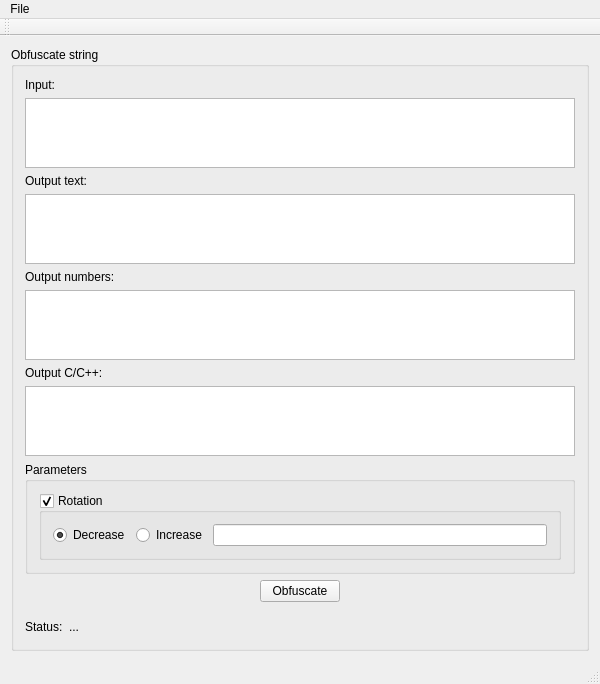
Before: the Qt Designer form DumbObfuscator/DumbObfuscator.ui in killdaclick/DumbObfuscator, drawn with Qt 5.
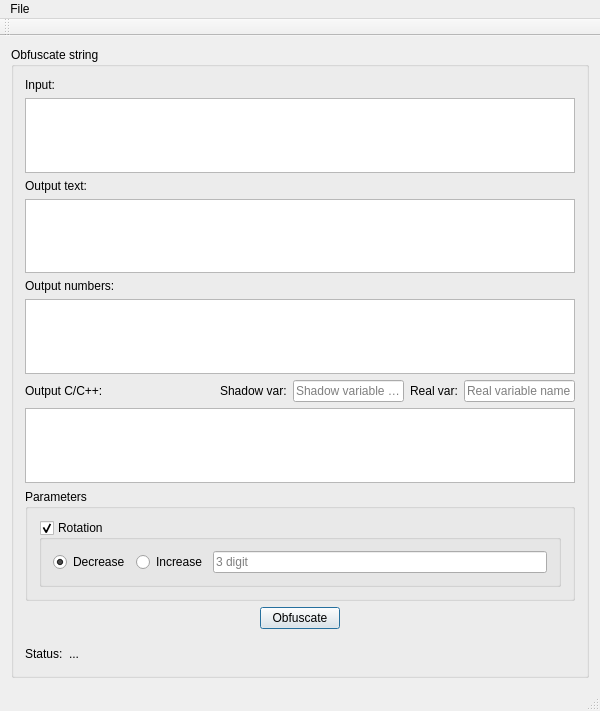
After: the same form once the commit is applied.

Commit message: Poprawki na bledne dzialanie gdy wartosc jedno znakowa hex nie miala przedrostka 0. Oraz inne ulepszenia.

```diff
--- a/DumbObfuscator/DumbObfuscator.ui
+++ b/DumbObfuscator/DumbObfuscator.ui
@@ -7,7 +7,7 @@
     <x>0</x>
     <y>0</y>
     <width>600</width>
-    <height>641</height>
+    <height>711</height>
    </rect>
   </property>
   <property name="windowTitle">
@@ -29,7 +29,14 @@
         </widget>
        </item>
        <item>
-        <widget class="QPlainTextEdit" name="inputEdit"/>
+        <widget class="QPlainTextEdit" name="inputEdit">
+         <property name="documentTitle">
+          <string/>
+         </property>
+         <property name="plainText">
+          <string/>
+         </property>
+        </widget>
        </item>
        <item>
         <widget class="QLabel" name="label_2">
@@ -56,11 +63,59 @@
         <widget class="QPlainTextEdit" name="outputNum"/>
        </item>
        <item>
-        <widget class="QLabel" name="label_3">
-         <property name="text">
-          <string>Output C/C++:</string>
+        <layout class="QHBoxLayout" name="horizontalLayout_3">
+         <property name="topMargin">
+          <number>0</number>
          </property>
-        </widget>
+         <item>
+          <widget class="QLabel" name="label_3">
+           <property name="text">
+            <string>Output C/C++:</string>
+           </property>
+          </widget>
+         </item>
+         <item>
+          <spacer name="horizontalSpacer_4">
+           <property name="orientation">
+            <enum>Qt::Horizontal</enum>
+           </property>
+           <property name="sizeHint" stdset="0">
+            <size>
+             <width>40</width>
+             <height>20</height>
+            </size>
+           </property>
+          </spacer>
+         </item>
+         <item>
+          <widget class="QLabel" name="label_6">
+           <property name="text">
+            <string>Shadow var:</string>
+           </property>
+          </widget>
+         </item>
+         <item>
+          <widget class="QLineEdit" name="shadowVar">
+           <property name="placeholderText">
+            <string>Shadow variable name</string>
+           </property>
+          </widget>
+         </item>
+         <item>
+          <widget class="QLabel" name="label_7">
+           <property name="text">
+            <string>Real var:</string>
+           </property>
+          </widget>
+         </item>
+         <item>
+          <widget class="QLineEdit" name="realVar">
+           <property name="placeholderText">
+            <string>Real variable name</string>
+           </property>
+          </widget>
+         </item>
+        </layout>
        </item>
        <item>
         <widget class="QPlainTextEdit" name="outputC">
@@ -109,6 +164,9 @@
                <property name="text">
                 <string notr="true"/>
                </property>
+               <property name="placeholderText">
+                <string notr="true">3 digit</string>
+               </property>
               </widget>
              </item>
             </layout>
@@ -140,6 +198,9 @@
            <property name="text">
             <string>Obfuscate</string>
            </property>
+           <property name="default">
+            <bool>true</bool>
+           </property>
           </widget>
          </item>
          <item>
```
The commit also changes 1 other file.
